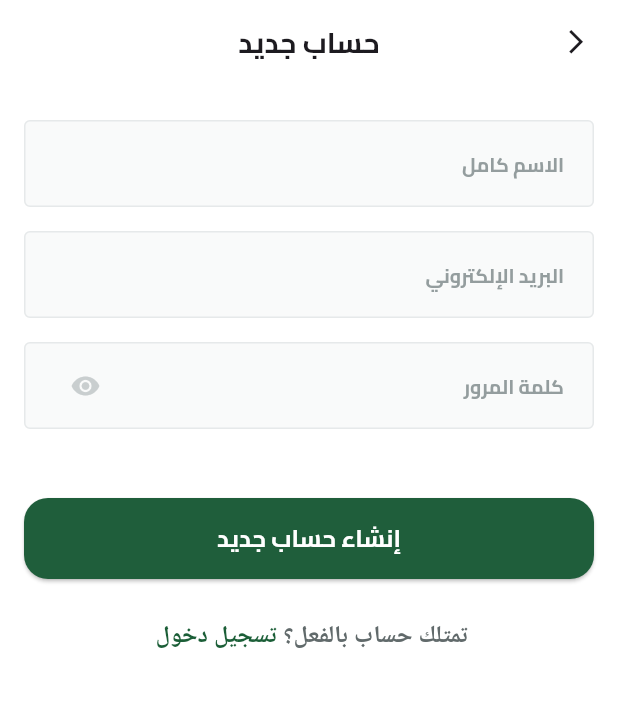
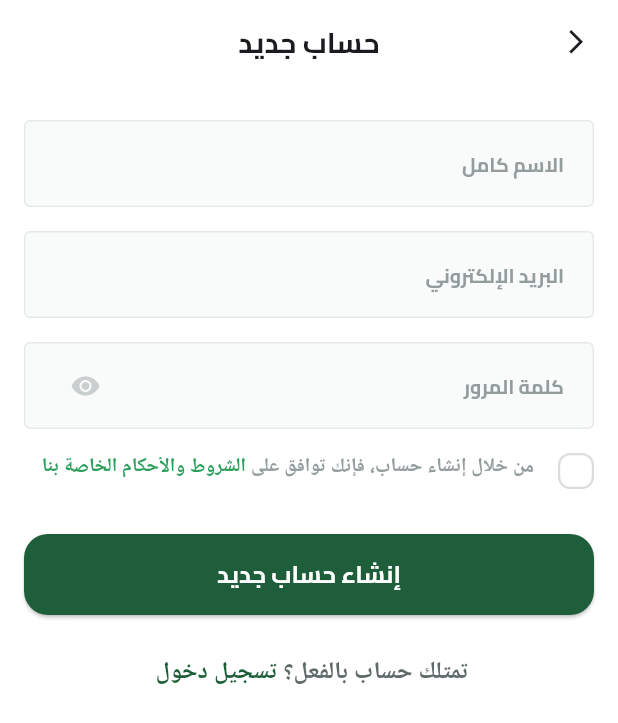
Before and after one commit to Kubbany/fruit-hub, a Flutter app: the RegisterView screen opened directly, on a phone screen of 412 x 824 dp. Shown: the top 723 px of the screen. Run offline on Flutter 3.47's test engine with Material 3 defaults, Android fonts, the phone set to English and light mode, and no system bars; our stand-ins replace shared_preferences; missing offline and left inert: svg_flutter; accounts and stored records are empty; statements that could not run were skipped.

Commit message:
terms and conditions checkbox widget finished

```diff
--- /dev/null
+++ b/lib/Core/utils/widgets/custom_check_box.dart
@@ -0,0 +1,43 @@
+import 'package:flutter/material.dart';
+import 'package:fruit_hub/Core/utils/assets.dart';
+import 'package:fruit_hub/Core/utils/constants/colors.dart';
+import 'package:svg_flutter/svg_flutter.dart';
+
+class CustomCheckBox extends StatelessWidget {
+  const CustomCheckBox({super.key, required this.isChecked, required this.onChanged});
+  final bool isChecked;
+  final ValueChanged<bool> onChanged;
+  @override
+  Widget build(BuildContext context) {
+    return InkWell(
+      onTap: () {
+        onChanged(!isChecked);
+      },
+      child: AnimatedContainer(
+        duration: const Duration(milliseconds: 200),
+        width: 24,
+        height: 24,
+        decoration: ShapeDecoration(
+          color: isChecked ? AppColors.primaryColor : Colors.white,
+          shape: RoundedRectangleBorder(
+            side: BorderSide(
+              width: 1.5,
+              color: isChecked ? Colors.transparent : const Color(0xFFDCDEDE),
+            ),
+            borderRadius: const BorderRadiusGeometry.all(
+              Radius.circular(8),
+            ),
+          ),
+        ),
+        child: isChecked
+            ? Padding(
+                padding: const EdgeInsets.all(2.0),
+                child: SvgPicture.asset(
+                  Assets.imagesCheck,
+                ),
+              )
+            : null,
+      ),
+    );
+  }
+}
--- a/lib/Features/auth/presentation/widgets/login_view_body.dart
+++ b/lib/Features/auth/presentation/widgets/login_view_body.dart
@@ -17,6 +17,9 @@ class LoginViewBody extends StatelessWidget {
       padding: const EdgeInsets.symmetric(
         horizontal: 16,
       ),
+      child: CustomScrollView(
+        slivers: [
+          SliverToBoxAdapter(
             child: Column(
               children: <Widget>[
                 const SizedBox(
@@ -61,6 +64,9 @@ class LoginViewBody extends StatelessWidget {
                 const SocialLoginActions(),
               ],
             ),
+          ),
+        ],
+      ),
     );
   }
 }
--- a/lib/Features/auth/presentation/widgets/register_view_body.dart
+++ b/lib/Features/auth/presentation/widgets/register_view_body.dart
@@ -3,6 +3,7 @@ import 'package:fruit_hub/Core/utils/widgets/custom_button.dart';
 import 'package:fruit_hub/Core/utils/widgets/input_form_fields/password_form_field.dart';
 import 'package:fruit_hub/Core/utils/widgets/input_form_fields/text_input_form_field.dart';
 import 'package:fruit_hub/Features/auth/presentation/widgets/auth_action_dialogue.dart';
+import 'package:fruit_hub/Features/auth/presentation/widgets/terms_and_conditions.dart';
 
 class RegisterViewBody extends StatelessWidget {
   const RegisterViewBody({super.key});
@@ -13,6 +14,9 @@ class RegisterViewBody extends StatelessWidget {
       padding: const EdgeInsets.symmetric(
         horizontal: 16,
       ),
+      child: CustomScrollView(
+        slivers: [
+          SliverToBoxAdapter(
             child: Column(
               children: <Widget>[
                 const SizedBox(
@@ -20,7 +24,6 @@ class RegisterViewBody extends StatelessWidget {
                 ),
                 const TextInputFormField(
                   text: 'الاسم كامل',
-            keyboardType: TextInputType.emailAddress,
                 ),
                 const SizedBox(
                   height: 16,
@@ -39,6 +42,7 @@ class RegisterViewBody extends StatelessWidget {
                 const SizedBox(
                   height: 16,
                 ),
+                const TermsAndConditions(),
                 const SizedBox(
                   height: 30,
                 ),
@@ -58,6 +62,9 @@ class RegisterViewBody extends StatelessWidget {
                 ),
               ],
             ),
+          ),
+        ],
+      ),
     );
   }
 }
--- /dev/null
+++ b/lib/Features/auth/presentation/widgets/terms_and_conditions.dart
@@ -0,0 +1,42 @@
+import 'package:flutter/material.dart';
+import 'package:fruit_hub/Core/utils/widgets/custom_check_box.dart';
+import 'package:fruit_hub/Features/auth/presentation/widgets/terms_and_conditions_dialogue.dart';
+
+class TermsAndConditions extends StatefulWidget {
+  const TermsAndConditions({super.key});
+
+  @override
+  State<TermsAndConditions> createState() => _TermsAndConditionsState();
+}
+
+class _TermsAndConditionsState extends State<TermsAndConditions> {
+  late bool isTermsAccepted;
+
+  @override
+  void initState() {
+    super.initState();
+    isTermsAccepted = false;
+  }
+
+  @override
+  Widget build(BuildContext context) {
+    return Row(
+      crossAxisAlignment: .start,
+      children: <Widget>[
+        CustomCheckBox(
+          isChecked: isTermsAccepted,
+          onChanged: (value) {
+            isTermsAccepted = value;
+            setState(() {});
+          },
+        ),
+        const SizedBox(
+          width: 16,
+        ),
+        const Expanded(
+          child: TermsAndConditionsDialogue(),
+        ),
+      ],
+    );
+  }
+}
--- /dev/null
+++ b/lib/Features/auth/presentation/widgets/terms_and_conditions_dialogue.dart
@@ -0,0 +1,29 @@
+import 'package:flutter/gestures.dart';
+import 'package:flutter/material.dart';
+import 'package:fruit_hub/Core/utils/app_text_styles.dart';
+
+class TermsAndConditionsDialogue extends StatelessWidget {
+  const TermsAndConditionsDialogue({
+    super.key,
+  });
+
+  @override
+  Widget build(BuildContext context) {
+    return RichText(
+      text: TextSpan(
+        style: TextStyles.semiBold13.copyWith(color: const Color(0xFF949D9E)),
+        children: [
+          const TextSpan(text: 'من خلال إنشاء حساب، فإنك توافق على '),
+          TextSpan(
+            text: 'الشروط والأحكام الخاصة بنا',
+            style: TextStyles.semiBold13.copyWith(color: const Color(0xFF2D9F5D)),
+            recognizer: TapGestureRecognizer()
+              ..onTap = () {
+                // Handle شروط tap
+              },
+          ),
+        ],
+      ),
+    );
+  }
+}
```
Lines whose indentation alone changed are shown as unchanged.
